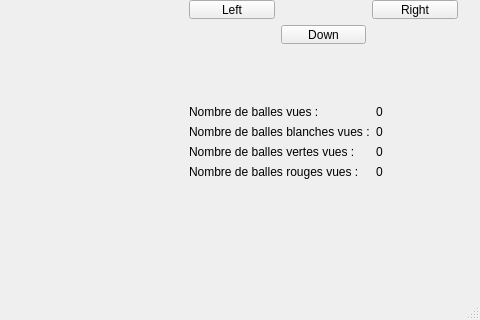
First picture: the form in qt_projet_2A/mainwindow.ui, repository wasoh/project_2A, before the edit; both pictures show x 132 to 612 and y 133 to 453 of the 612 by 453 pixel window.
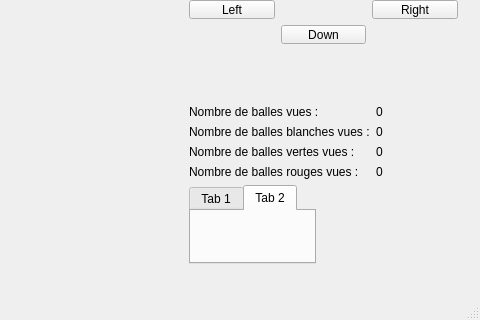
Second picture: the form after the edit.

Patch:
```diff
--- a/qt_projet_2A/mainwindow.ui
+++ b/qt_projet_2A/mainwindow.ui
@@ -124,6 +124,23 @@
        </property>
       </widget>
      </item>
+     <item row="4" column="0">
+      <widget class="QTabWidget" name="TabBalle">
+       <property name="currentIndex">
+        <number>1</number>
+       </property>
+       <widget class="QWidget" name="tab">
+        <attribute name="title">
+         <string>Tab 1</string>
+        </attribute>
+       </widget>
+       <widget class="QWidget" name="tab_2">
+        <attribute name="title">
+         <string>Tab 2</string>
+        </attribute>
+       </widget>
+      </widget>
+     </item>
     </layout>
    </widget>
    <widget class="QWidget" name="gridLayoutWidget">
```
